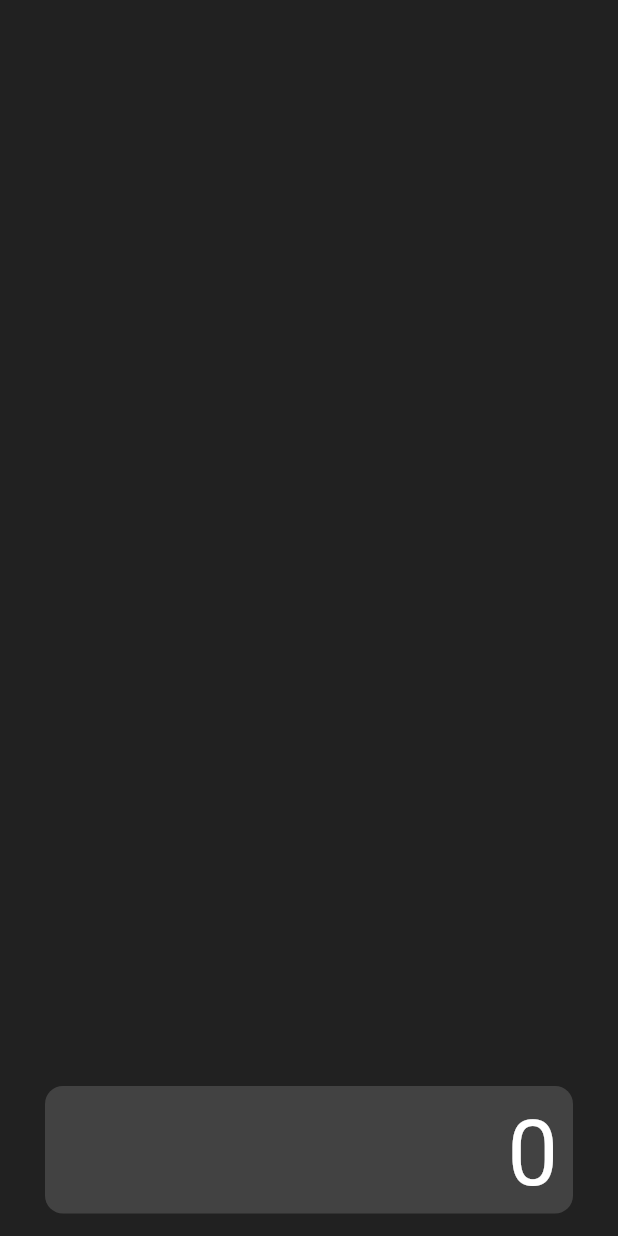
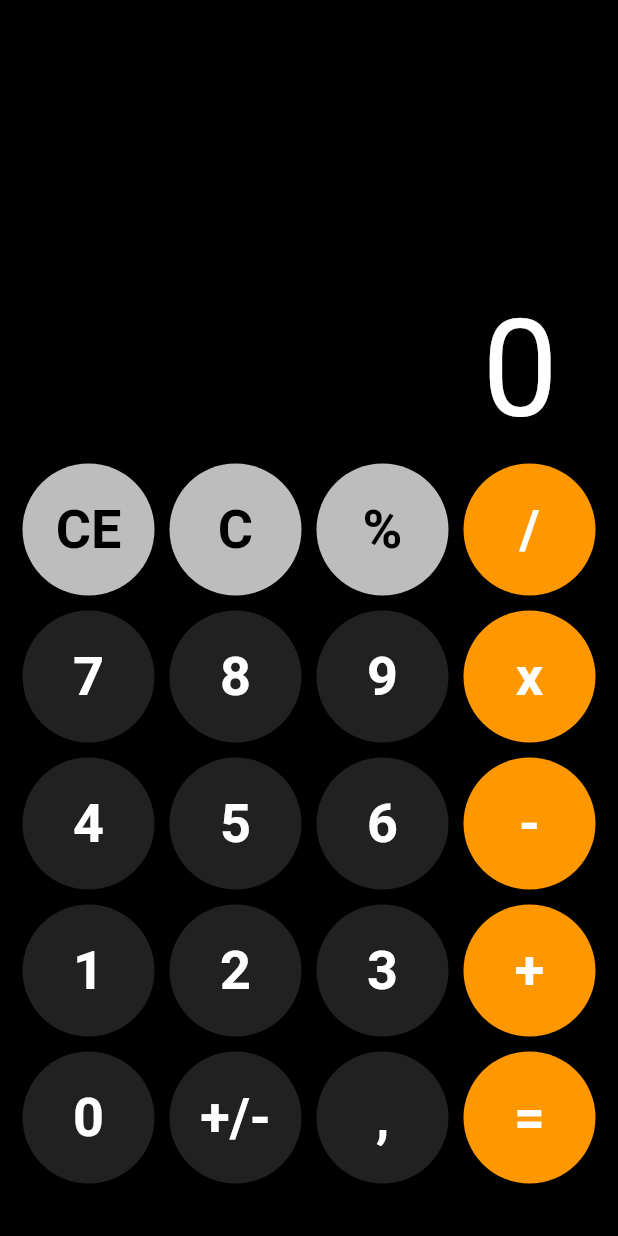
Before and after one commit to egebakisoglu/CalculatorApp, a Flutter app: the screen it shows after launch, on a phone screen of 412 x 824 dp. Run offline on Flutter 3.47's test engine with Material 2 defaults, Android fonts, the phone set to English and light mode, and no system bars; our stand-ins replace flutter_riverpod.

Commit message:
added buttons to ui

```diff
--- a/lib/screens/calculator_screen.dart
+++ b/lib/screens/calculator_screen.dart
@@ -1,3 +1,4 @@
+import 'package:calculator/widgets/button.dart';
 import 'package:flutter/material.dart';
 import 'package:flutter_riverpod/flutter_riverpod.dart';
 import 'package:calculator/models/calculator_model.dart';
@@ -9,23 +10,25 @@ class CalculatorScreen extends ConsumerWidget {
   Widget build(BuildContext context, WidgetRef ref) {
     CalculatorModel calculatorModel = ref.watch(calculatorProvider);
 
+    final List<String> buttons = [
+      "CE", "C", "%", "/",
+      "7", "8", "9", "x",
+      "4", "5", "6", "-",
+      "1", "2", "3", "+",
+      "0", "+/-", ",", "="
+    ];
+
     return Scaffold(
-      backgroundColor: Colors.grey[900],
+      backgroundColor: Colors.black,
       body: SafeArea(
-        child: ListView(
-          padding: EdgeInsets.all(15),
-          reverse: true,
-          physics: const NeverScrollableScrollPhysics(),
+        child: Column(
+          mainAxisAlignment: MainAxisAlignment.end,
           children: [
             Container(
               alignment: Alignment.bottomRight,
-              height: 85,
+              height: 120,
               padding: EdgeInsets.symmetric(horizontal: 10, vertical: 5),
-              margin: EdgeInsets.symmetric(horizontal: 15),
-              decoration: BoxDecoration(
-                color: Colors.grey[800],
-                borderRadius: BorderRadius.circular(12),
-              ),
+              margin: EdgeInsets.symmetric(horizontal: 30),
               child: Expanded(
                 child: SingleChildScrollView(
                   scrollDirection: Axis.horizontal,
@@ -34,12 +37,43 @@ class CalculatorScreen extends ConsumerWidget {
                     calculatorModel.input,
                     style: TextStyle(
                       color: Colors.white,
-                      fontSize: 60,
+                      fontSize: 90,
                     ),
                   ),
                 ),
               ),
             ),
+            Container(
+              margin: EdgeInsets.only(bottom: 30, right: 10, left: 10),
+              child: GridView.builder(
+                gridDelegate: SliverGridDelegateWithFixedCrossAxisCount(
+                  crossAxisCount: 4
+                ),
+                shrinkWrap: true,
+                itemCount: buttons.length,
+                itemBuilder: (BuildContext context, int index) {
+                  if (index == 0 || index == 1 || index == 2) {
+                    return MyButton(
+                      color: Colors.grey[400],
+                      textColor: Colors.black,
+                      text: buttons[index],
+                    );
+                  }
+                  else if (index == 3 || index == 7 || index == 11 || index == 15 || index == 19){
+                    return MyButton(
+                      color: Colors.orange,
+                      textColor: Colors.white,
+                      text: buttons[index],
+                    );
+                  }
+                  return MyButton(
+                    color: Colors.grey[900],
+                    textColor: Colors.white,
+                    text: buttons[index],
+                  );
+                },
+              ),
+            )
           ],
         ),
       ),
--- a/lib/widgets/button.dart
+++ b/lib/widgets/button.dart
@@ -1,12 +1,35 @@
 import 'package:flutter/material.dart';
 
 class MyButton extends StatelessWidget {
-  const MyButton({super.key});
+  final color;
+  final textColor;
+  final String text;
+
+  const MyButton({
+    super.key,
+    required this.color,
+    required this.textColor,
+    required this.text,
+  });
 
   @override
   Widget build(BuildContext context) {
     return Container(
-      child:,
+      margin: EdgeInsets.all(5),
+      decoration: BoxDecoration(
+        shape: BoxShape.circle,
+        color: color,
+      ),
+      child: Center(
+        child: Text(
+          text,
+          style: TextStyle(
+            color: textColor,
+            fontSize: 36,
+            fontWeight: FontWeight.bold,
+          ),
+        ),
+      ),
     );
   }
 }
```
